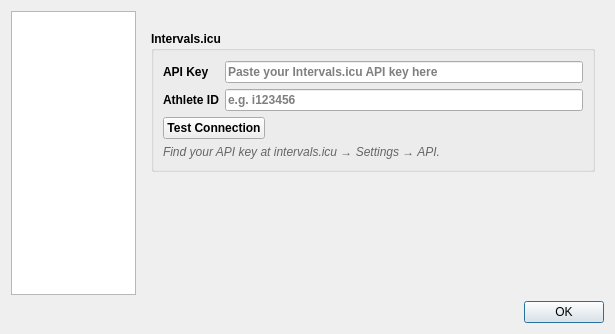
Qt form src/ui/dialogmainwindowconfig.ui (MaximumTrainer/MaximumTrainer_Archived) before a commit.
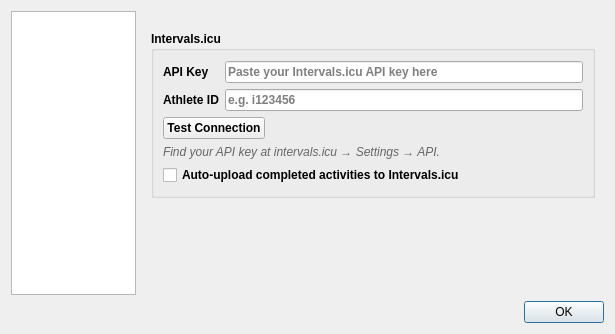
The same form after that commit. The open tabs and pages were chosen to show the change. Custom widgets are drawn as their Qt base class.

Commit message: feat(#104): auto-upload completed activities to Intervals.icu

What changed in the file:
```diff
--- a/src/ui/dialogmainwindowconfig.ui
+++ b/src/ui/dialogmainwindowconfig.ui
@@ -841,6 +841,13 @@
             </property>
            </widget>
           </item>
+          <item row="4" column="0" colspan="2">
+           <widget class="QCheckBox" name="checkBox_intervalsAutoUpload">
+            <property name="text">
+             <string>Auto-upload completed activities to Intervals.icu</string>
+            </property>
+           </widget>
+          </item>
          </layout>
         </widget>
        </item>
```
The commit also changes 7 other files.
